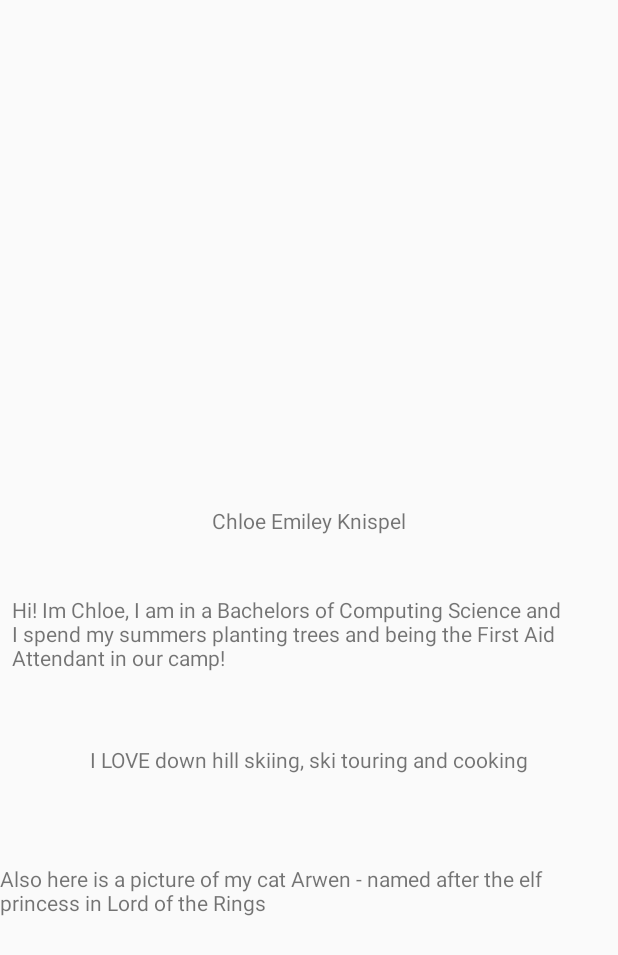
After one commit to Vitzual/MobileApp-GroupK, an Android app: the chloeActivity screen opened directly, with no data from a screen before it, on a phone screen of 412 x 824 dp. The commit adds this screen. Shown: the top 955 px of the screen. Run offline under Robolectric (Android 15) with nearby library versions, the phone set to English and light mode, and no system bars; 3 statements that could not run were skipped.

Commit message:
Started my profile

```diff
--- a/app/build.gradle
+++ b/app/build.gradle
@@ -26,6 +26,9 @@ dependencies {
     implementation fileTree(dir: "libs", include: ["*.jar"])
     implementation 'androidx.appcompat:appcompat:1.2.0'
     implementation 'androidx.constraintlayout:constraintlayout:2.0.4'
+    implementation 'com.google.android.material:material:1.3.0'
+    implementation 'androidx.navigation:navigation-fragment:2.3.2'
+    implementation 'androidx.navigation:navigation-ui:2.3.2'
     testImplementation 'junit:junit:4.12'
     androidTestImplementation 'androidx.test.ext:junit:1.1.2'
     androidTestImplementation 'androidx.test.espresso:espresso-core:3.3.0'
--- a/app/src/main/AndroidManifest.xml
+++ b/app/src/main/AndroidManifest.xml
@@ -9,6 +9,10 @@
         android:roundIcon="@mipmap/ic_launcher_round"
         android:supportsRtl="true"
         android:theme="@style/AppTheme">
+        <activity
+            android:name=".chloeActivity"
+            android:label="@string/title_activity_chloe"
+            android:theme="@style/AppTheme.NoActionBar"></activity>
         <activity android:name=".MainActivity">
             <intent-filter>
                 <action android:name="android.intent.action.MAIN" />
--- /dev/null
+++ b/app/src/main/java/group/k/chloeActivity.java
@@ -0,0 +1,31 @@
+package group.k;
+
+import android.os.Bundle;
+
+import com.google.android.material.floatingactionbutton.FloatingActionButton;
+import com.google.android.material.snackbar.Snackbar;
+
+import androidx.appcompat.app.AppCompatActivity;
+import androidx.appcompat.widget.Toolbar;
+
+import android.view.View;
+
+public class chloeActivity extends AppCompatActivity {
+
+    @Override
+    protected void onCreate(Bundle savedInstanceState) {
+        super.onCreate(savedInstanceState);
+        setContentView(R.layout.activity_chloe);
+        Toolbar toolbar = findViewById(R.id.toolbar);
+        setSupportActionBar(toolbar);
+
+        FloatingActionButton fab = findViewById(R.id.fab);
+        fab.setOnClickListener(new View.OnClickListener() {
+            @Override
+            public void onClick(View view) {
+                Snackbar.make(view, "Replace with your own action", Snackbar.LENGTH_LONG)
+                        .setAction("Action", null).show();
+            }
+        });
+    }
+}
--- /dev/null
+++ b/app/src/main/res/layout/activity_chloe.xml
@@ -0,0 +1,58 @@
+<?xml version="1.0" encoding="utf-8"?>
+<androidx.constraintlayout.widget.ConstraintLayout xmlns:android="http://schemas.android.com/apk/res/android"
+    xmlns:app="http://schemas.android.com/apk/res-auto"
+    xmlns:tools="http://schemas.android.com/tools"
+    android:layout_width="match_parent"
+    android:layout_height="match_parent"
+    tools:context=".chloeActivity">
+
+    <TextView
+        android:id="@+id/textView6"
+        android:layout_width="wrap_content"
+        android:layout_height="wrap_content"
+        android:text="Chloe Emiley Knispel"
+        app:layout_constraintBottom_toBottomOf="parent"
+        app:layout_constraintEnd_toEndOf="parent"
+        app:layout_constraintStart_toStartOf="parent"
+        app:layout_constraintTop_toTopOf="parent"
+        app:layout_constraintVertical_bias="0.419" />
+
+    <TextView
+        android:id="@+id/textView7"
+        android:layout_width="wrap_content"
+        android:layout_height="wrap_content"
+        android:layout_marginStart="8dp"
+        android:layout_marginLeft="8dp"
+        android:layout_marginTop="8dp"
+        android:layout_marginBottom="8dp"
+        android:text="Hi! Im Chloe, I am in a Bachelors of Computing Science and I spend my summers planting trees and being the First Aid Attendant in our camp!"
+        app:layout_constraintBottom_toBottomOf="parent"
+        app:layout_constraintEnd_toEndOf="parent"
+        app:layout_constraintHorizontal_bias="0.0"
+        app:layout_constraintStart_toStartOf="parent"
+        app:layout_constraintTop_toBottomOf="@+id/textView6"
+        app:layout_constraintVertical_bias="0.08" />
+
+    <TextView
+        android:id="@+id/textView8"
+        android:layout_width="wrap_content"
+        android:layout_height="wrap_content"
+        android:text="I LOVE down hill skiing, ski touring and cooking"
+        app:layout_constraintBottom_toBottomOf="parent"
+        app:layout_constraintEnd_toEndOf="parent"
+        app:layout_constraintStart_toStartOf="parent"
+        app:layout_constraintTop_toBottomOf="@+id/textView7"
+        app:layout_constraintVertical_bias="0.137" />
+
+    <TextView
+        android:id="@+id/textView9"
+        android:layout_width="wrap_content"
+        android:layout_height="wrap_content"
+        android:text="Also here is a picture of my cat Arwen - named after the elf princess in Lord of the Rings"
+        app:layout_constraintBottom_toBottomOf="parent"
+        app:layout_constraintEnd_toEndOf="parent"
+        app:layout_constraintHorizontal_bias="0.0"
+        app:layout_constraintStart_toStartOf="parent"
+        app:layout_constraintTop_toBottomOf="@+id/textView8"
+        app:layout_constraintVertical_bias="0.219" />
+</androidx.constraintlayout.widget.ConstraintLayout>
--- a/app/src/main/res/layout/activity_main.xml
+++ b/app/src/main/res/layout/activity_main.xml
@@ -59,7 +59,7 @@
         app:layout_constraintHorizontal_bias="0.498"
         app:layout_constraintStart_toStartOf="parent"
         app:layout_constraintTop_toBottomOf="@+id/button_chloe"
-        app:layout_constraintVertical_bias="0.149" />
+        app:layout_constraintVertical_bias="0.17" />
 
     <Button
         android:id="@+id/button_ben"
--- /dev/null
+++ b/app/src/main/res/layout/content_chloe.xml
@@ -0,0 +1,6 @@
+<?xml version="1.0" encoding="utf-8"?>
+<androidx.constraintlayout.widget.ConstraintLayout xmlns:android="http://schemas.android.com/apk/res/android"
+    xmlns:app="http://schemas.android.com/apk/res-auto"
+    android:layout_width="match_parent"
+    android:layout_height="match_parent"
+    app:layout_behavior="@string/appbar_scrolling_view_behavior"></androidx.constraintlayout.widget.ConstraintLayout>
--- /dev/null
+++ b/app/src/main/res/values/dimens.xml
@@ -0,0 +1,3 @@
+<resources>
+    <dimen name="fab_margin">16dp</dimen>
+</resources>
--- /dev/null
+++ b/app/src/main/res/values/themes.xml
@@ -0,0 +1,11 @@
+<resources>
+
+    <style name="AppTheme.NoActionBar">
+        <item name="windowActionBar">false</item>
+        <item name="windowNoTitle">true</item>
+    </style>
+
+    <style name="AppTheme.AppBarOverlay" parent="ThemeOverlay.AppCompat.Dark.ActionBar" />
+
+    <style name="AppTheme.PopupOverlay" parent="ThemeOverlay.AppCompat.Light" />
+</resources>
```
Also changed, not shown: app/src/main/java/group/k/FirstFragment.java (added, +34 -0 lines), app/src/main/java/group/k/SecondFragment.java (added, +34 -0 lines), app/src/main/res/layout/fragment_first.xml (added, +28 -0 lines), app/src/main/res/layout/fragment_second.xml (added, +27 -0 lines), app/src/main/res/navigation/nav_graph.xml (added, +28 -0 lines), app/src/main/res/values/strings.xml (+9 -0 lines).
